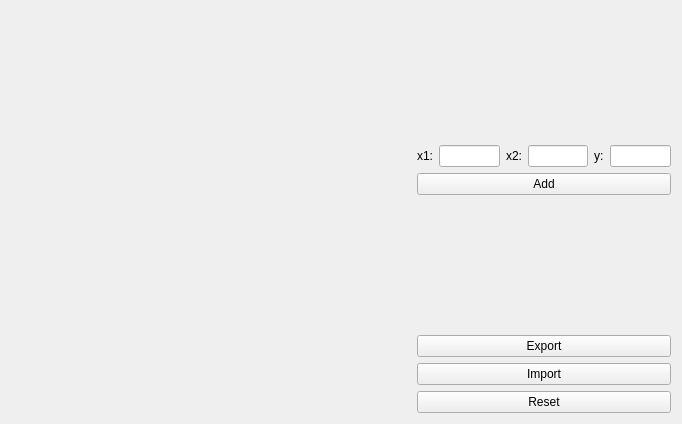
First picture: the form in rbf_interpolator_test/mainwindow.ui, repository yuki-koyama/rbf-interpolator, before the edit.
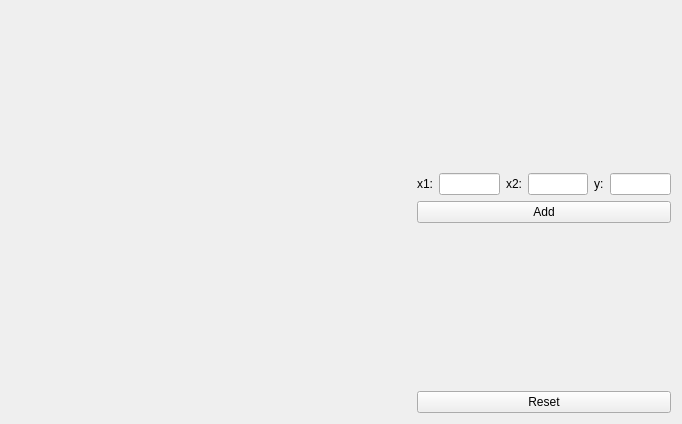
Second picture: the form after the edit. Custom widgets are drawn as their Qt base class.

Diff of the .ui file:
```diff
--- a/rbf_interpolator_test/mainwindow.ui
+++ b/rbf_interpolator_test/mainwindow.ui
@@ -100,20 +100,6 @@
         </property>
        </spacer>
       </item>
-      <item>
-       <widget class="QPushButton" name="pushButton_export">
-        <property name="text">
-         <string>Export</string>
-        </property>
-       </widget>
-      </item>
-      <item>
-       <widget class="QPushButton" name="pushButton_import">
-        <property name="text">
-         <string>Import</string>
-        </property>
-       </widget>
-      </item>
       <item>
        <widget class="QPushButton" name="pushButton_reset">
         <property name="text">
```
